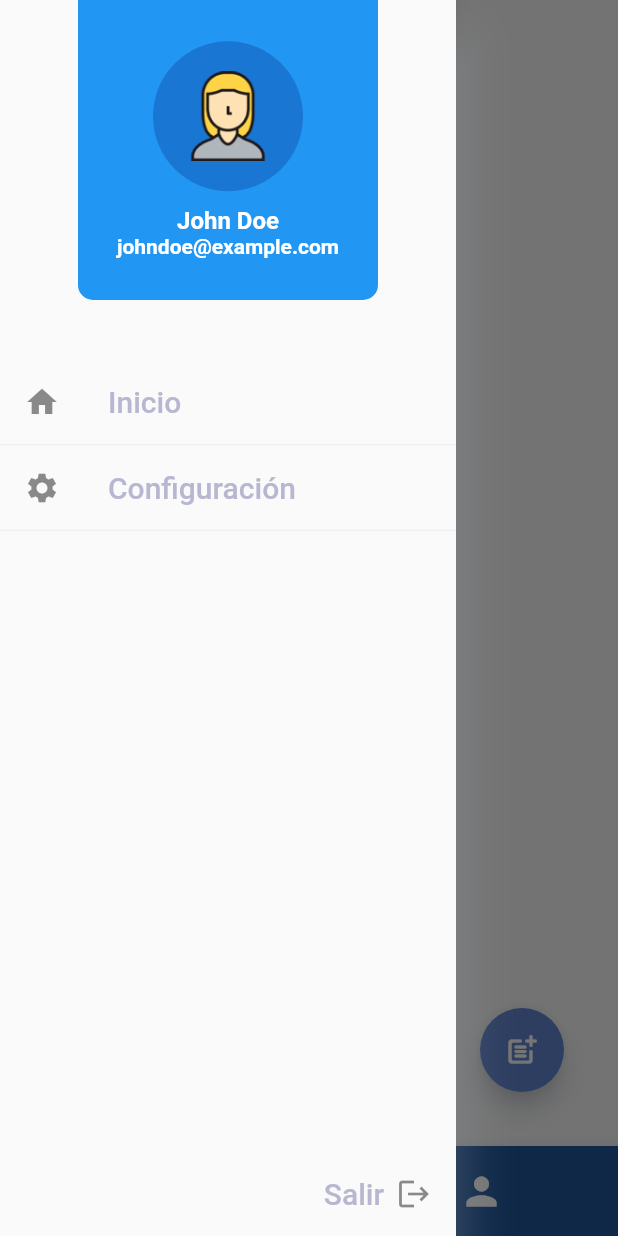
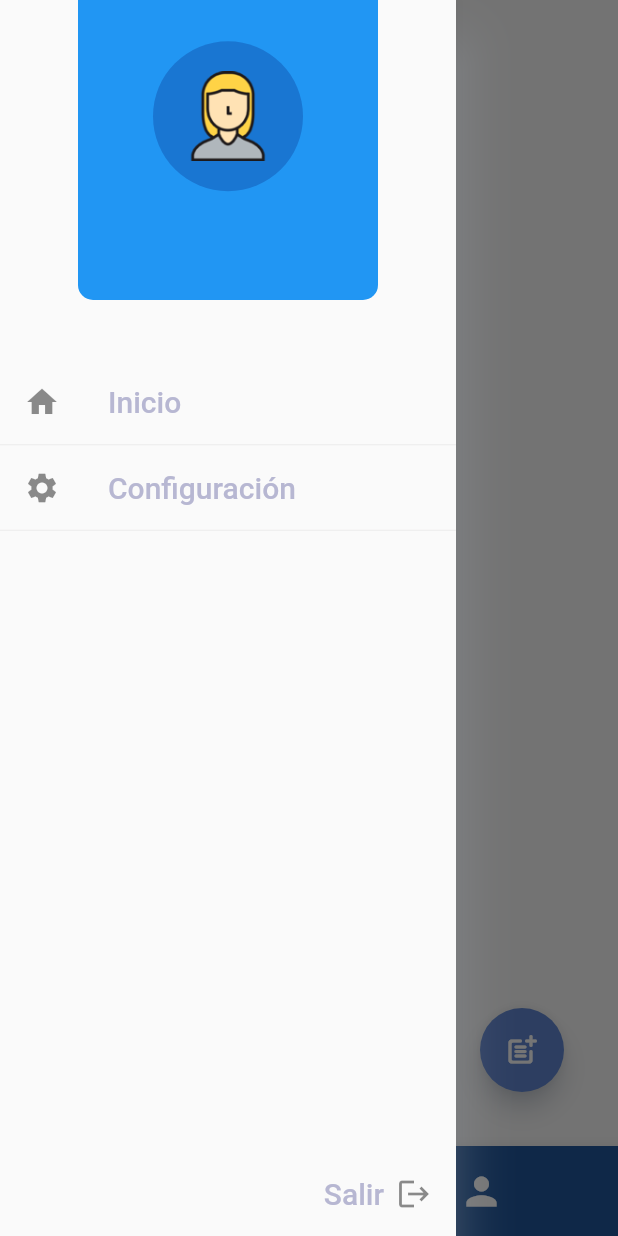
Before and after one commit to Solid-Coders-Rojo-UCAB/Notea_Frontend, a Flutter app: the MessagesScreen screen opened directly with empty values, with the side drawer open, on a phone screen of 412 x 824 dp. Run offline on Flutter 3.47's test engine with Material 2 defaults, Android fonts, the light colour scheme and no system bars; our stand-ins replace connectivity_plus, flutter_bloc, progress_state_button; missing offline and left inert: dart:html; network calls fail.

Commit message:
Arrgelo de ruta

```diff
--- a/lib/presentacion/pantallas/home_screen.dart
+++ b/lib/presentacion/pantallas/home_screen.dart
@@ -68,8 +68,8 @@ Widget build(BuildContext context) {
         ),
         bottomNavigationBar: BottomBar(scaffoldKey: _scaffoldKey),
         drawer: CustomDrawer(
-          username: 'John Doe',
-          email: 'johndoe@example.com',
+          username: capitalizeFirstLetter(widget.usuario.getNombre()),
+          email: widget.usuario.getEmail(),
           onBackButtonPressed: () {
             Navigator.pop(context); // Volver a la pantalla anterior
           },
@@ -171,3 +171,14 @@ Widget build(BuildContext context) {
 }
 
 }
+
+
+
+
+String capitalizeFirstLetter(String input) {
+  if (input.isEmpty) {
+    return input; // Si el string está vacío, retorna el mismo string
+  }
+
+  return input[0].toUpperCase() + input.substring(1).toLowerCase();
+}
```
